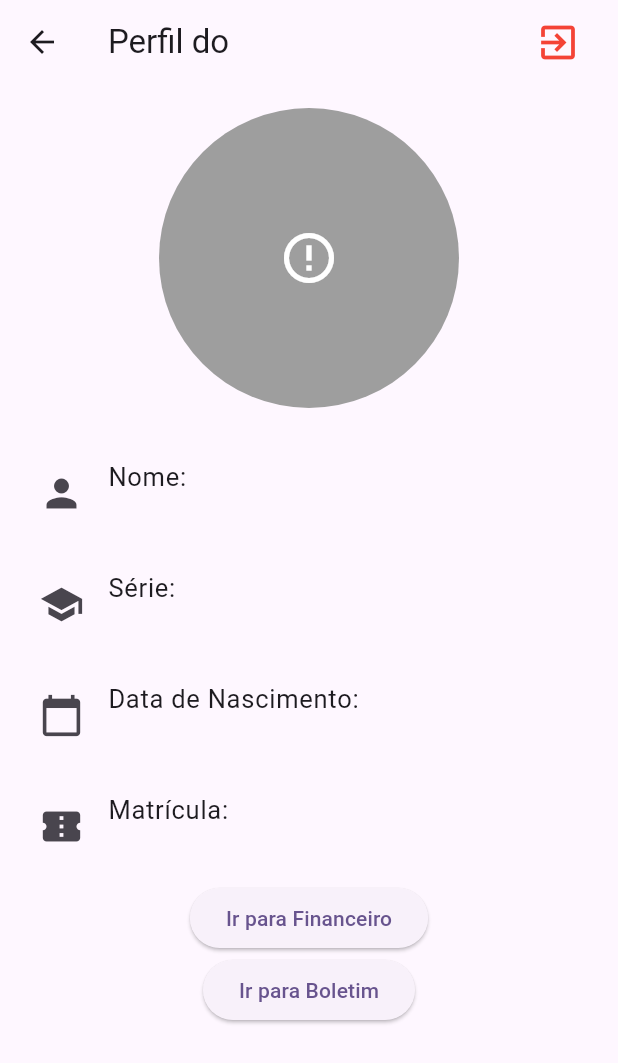
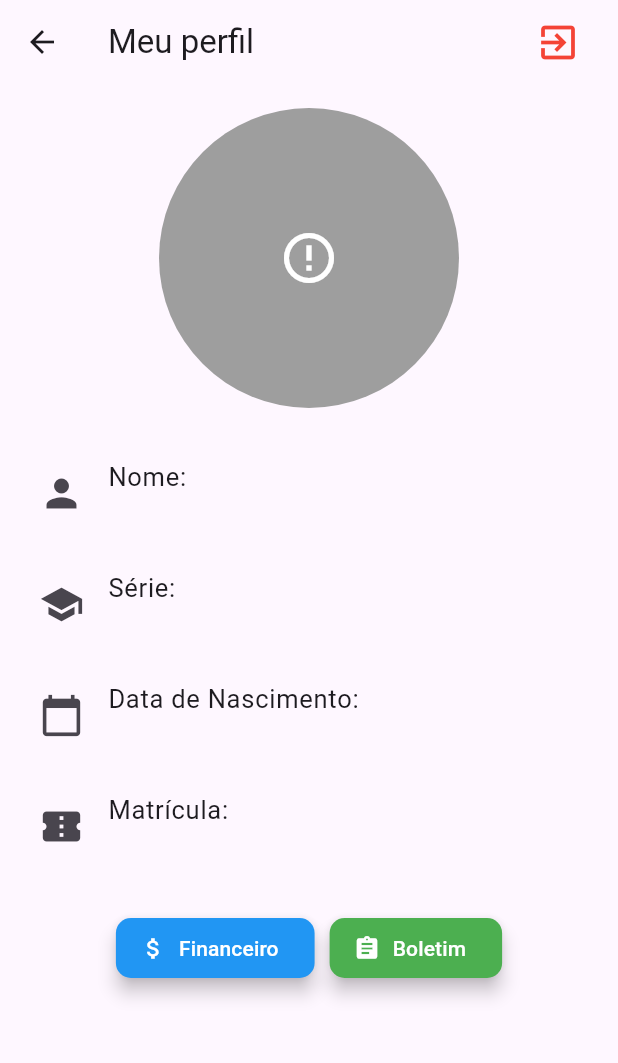
Before and after one commit to EliasPacheco/projeto-escola, a Flutter app: the StudentScreen screen opened directly with empty values, on a phone screen of 412 x 824 dp. Shown: the top 1063 px of the screen. Run offline on Flutter 3.47's test engine with Material 3 defaults, Android fonts, the phone set to English and light mode, and no system bars; our stand-ins replace brasil_fields, cloud_firestore, connectivity_plus, dio, file_picker, firebase_auth and 8 more; accounts and stored records are empty; network calls fail.

Commit message:
melhoria + removido mes julho

```diff
--- a/lib/alunos/BoletimScreen.dart
+++ b/lib/alunos/BoletimScreen.dart
@@ -75,7 +75,6 @@ class _BoletimScreenState extends State<BoletimScreen> {
           'Abril',
           'Maio',
           'Junho',
-          'Julho',
           'Agosto',
           'Setembro',
           'Outubro',
--- a/lib/alunos/StudentScreen.dart
+++ b/lib/alunos/StudentScreen.dart
@@ -211,7 +211,7 @@ class _StudentScreenState extends State<StudentScreen> {
               Column(
                 children: [
                   Text(
-                    'Perfil do $primeiroNome',
+                    'Meu perfil',
                   ),
                 ],
               ),
@@ -350,7 +350,11 @@ class _StudentScreenState extends State<StudentScreen> {
                     Icons.calendar_today),
                 buildStudentInfo(
                     'Matrícula:', matricula, Icons.confirmation_number),
-                ElevatedButton(
+                SizedBox(height: 20),
+                Row(
+                  mainAxisAlignment: MainAxisAlignment.center,
+                  children: [
+                    ElevatedButton.icon(
                   onPressed: () {
                     Navigator.push(
                       context,
@@ -366,9 +370,19 @@ class _StudentScreenState extends State<StudentScreen> {
                       ),
                     );
                   },
-                  child: Text('Ir para Financeiro'),
+                  icon: Icon(Icons.attach_money),
+                  label: Text('Financeiro'),
+                  style: ElevatedButton.styleFrom(
+                    elevation: 5,
+                    primary: Colors.blue,
+                    onPrimary: Colors.white,
+                    shape: RoundedRectangleBorder(
+                      borderRadius: BorderRadius.circular(10),
+                    ),
+                  ),
                 ),
-                ElevatedButton(
+                SizedBox(width: 10),
+                ElevatedButton.icon(
                   onPressed: () {
                     Navigator.push(
                       context,
@@ -384,8 +398,19 @@ class _StudentScreenState extends State<StudentScreen> {
                       ),
                     );
                   },
-                  child: Text('Ir para Boletim'),
+                  icon: Icon(Icons.assignment),
+                  label: Text('Boletim'),
+                  style: ElevatedButton.styleFrom(
+                    elevation: 5,
+                    primary: Colors.green,
+                    onPrimary: Colors.white,
+                    shape: RoundedRectangleBorder(
+                      borderRadius: BorderRadius.circular(10),
+                    ),
+                  ),
                 ),
+                  ],
+                )
               ],
             ),
           );
```
